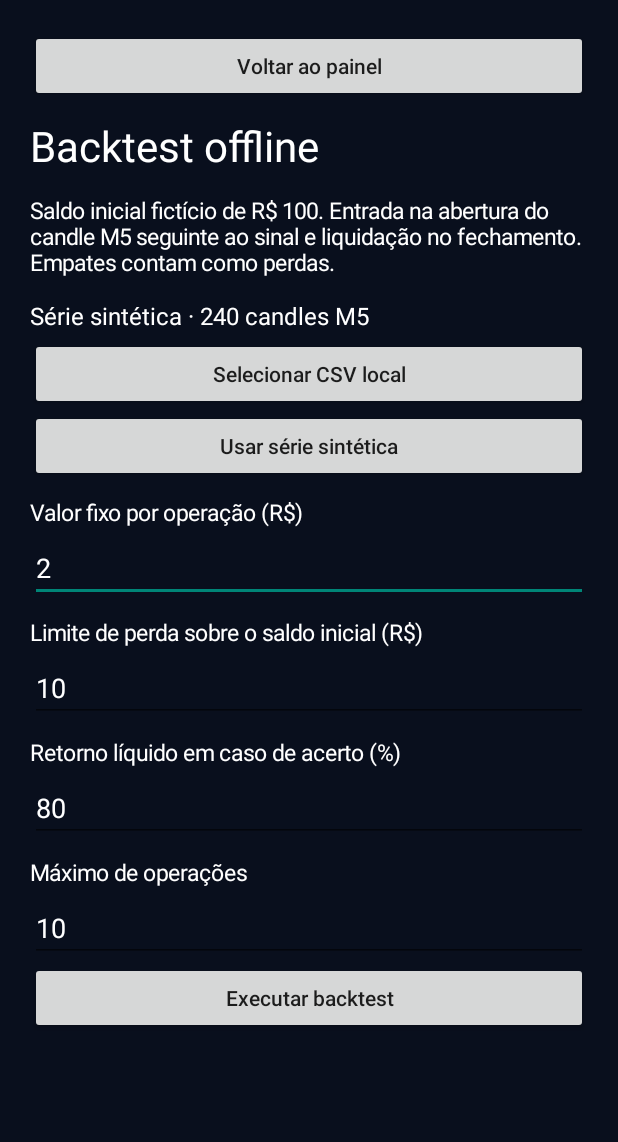
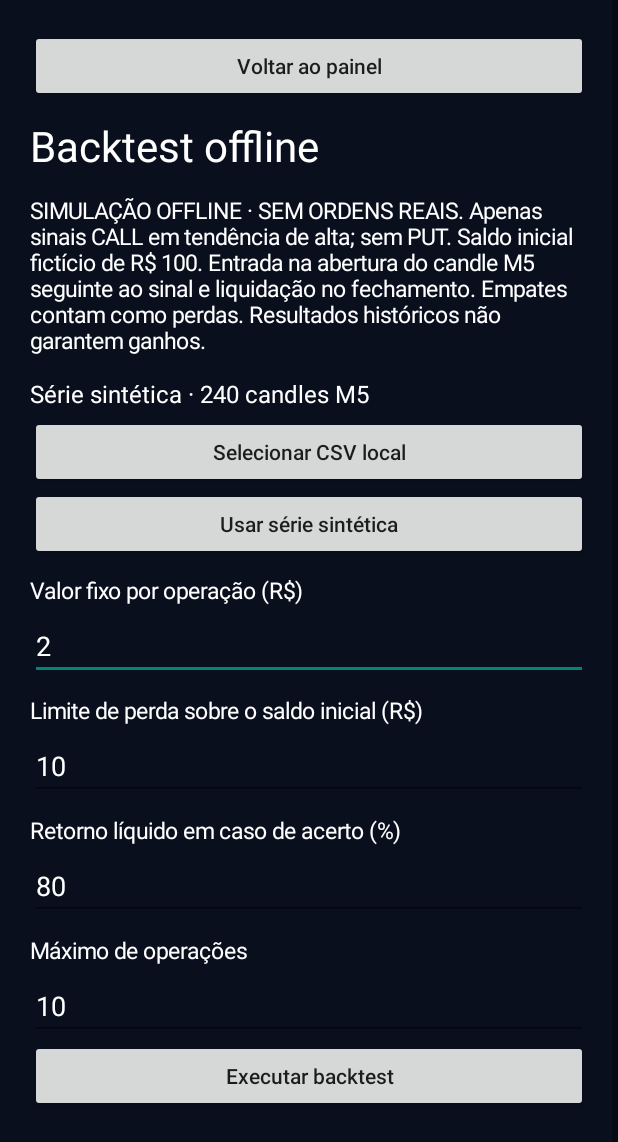
Before and after one commit to charlesilva45/iqbot-android-demo, an Android app: the BacktestActivity screen opened directly, with no data from a screen before it, on a phone screen of 412 x 824 dp. Shown: the top 1142 px of the screen. Run offline under Robolectric (Android 15) with nearby library versions, the phone set to English and light mode, and no system bars.

Commit message:
Clarify CALL-only offline simulation and historical risk in backtest UI

```diff
--- a/app/src/main/java/com/iqbot/demo/BacktestActivity.java
+++ b/app/src/main/java/com/iqbot/demo/BacktestActivity.java
@@ -43,7 +43,7 @@ public final class BacktestActivity extends Activity {
         Button back = button(content, "Voltar ao painel");
         back.setOnClickListener(v -> finish());
         label(content, "Backtest offline", 28);
-        label(content, "Saldo inicial fictício de R$ 100. Entrada na abertura do candle M5 seguinte ao sinal e liquidação no fechamento. Empates contam como perdas.", 15);
+        label(content, "SIMULAÇÃO OFFLINE · SEM ORDENS REAIS. Apenas sinais CALL em tendência de alta; sem PUT. Saldo inicial fictício de R$ 100. Entrada na abertura do candle M5 seguinte ao sinal e liquidação no fechamento. Empates contam como perdas. Resultados históricos não garantem ganhos.", 15);
         source = label(content, "", 16);
         importCsv = button(content, "Selecionar CSV local");
         importCsv.setOnClickListener(v -> {
```
